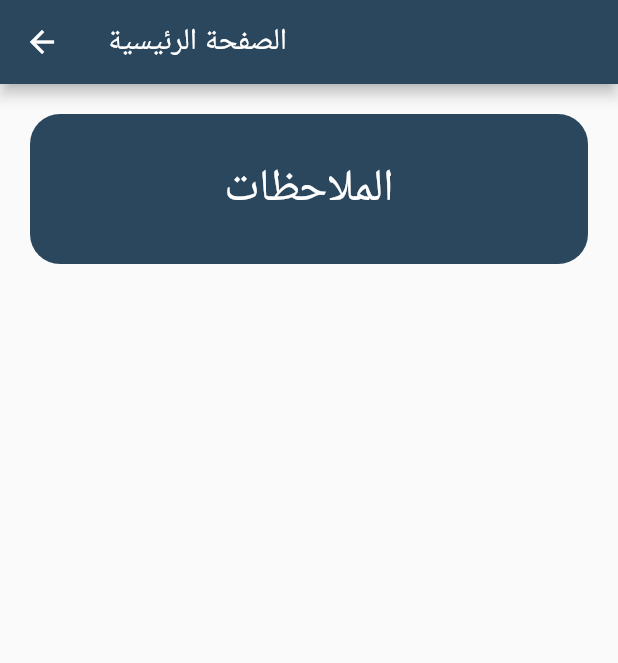
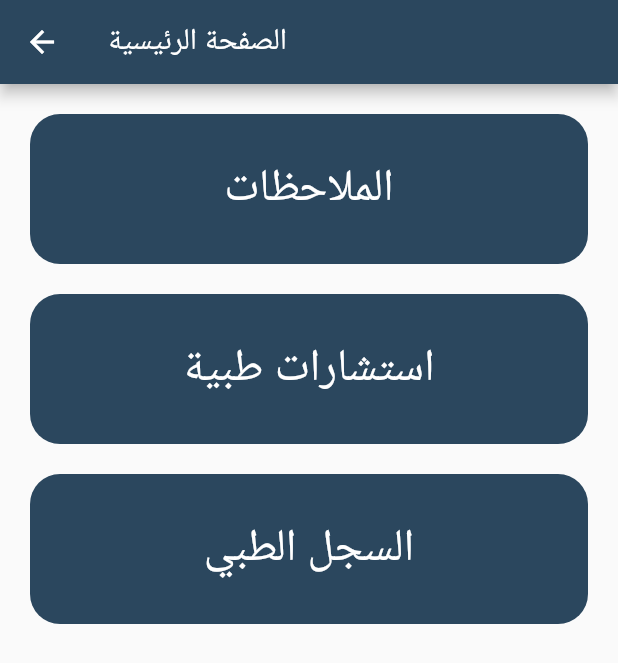
Before and after one commit to ehdaa12s/be_healthy, a Flutter app: the HomeScreen screen opened directly, on a phone screen of 412 x 824 dp. Shown: the top 663 px of the screen. Run offline on Flutter 3.47's test engine with Material 2 defaults, Android fonts, the phone set to English and light mode, and no system bars; our stand-ins replace cloud_firestore, curved_navigation_bar, firebase_auth, firebase_core, sqflite; accounts and stored records are empty; network calls fail.

```diff
--- a/lib/pages/home.dart
+++ b/lib/pages/home.dart
@@ -1,5 +1,7 @@
 import 'package:be_healthy/constant/constant.dart';
 import 'package:be_healthy/note_pages/note_screen.dart';
+import 'package:be_healthy/pages/check_screen.dart';
+import 'package:be_healthy/pages/medical_record.dart';
 import 'package:flutter/material.dart';
 
 class HomeScreen extends StatefulWidget {
@@ -21,7 +23,7 @@ class _HomeScreenState extends State<HomeScreen> {
           padding: const EdgeInsets.all(20.0),
           child: Column(
             children: [
-              Container(
+              SizedBox(
                   height: 100,
                   width: double.infinity,
                   child: TextButton(
@@ -33,6 +35,12 @@ class _HomeScreenState extends State<HomeScreen> {
                         ),
                       );
                     },
+                    style: TextButton.styleFrom(
+                      backgroundColor: kprimaryColor,
+                      shape: RoundedRectangleBorder(
+                        borderRadius: BorderRadius.circular(20),
+                      ),
+                    ),
                     child: const Text(
                       'الملاحظات',
                       style: TextStyle(
@@ -40,10 +48,62 @@ class _HomeScreenState extends State<HomeScreen> {
                         color: Colors.white,
                       ),
                     ),
+                  )),
+              const SizedBox(
+                height: 20,
+              ),
+              SizedBox(
+                  height: 100,
+                  width: double.infinity,
+                  child: TextButton(
+                    onPressed: () {
+                      Navigator.push(
+                        context,
+                        MaterialPageRoute(
+                          builder: (context) => const CheckScreen(),
+                        ),
+                      );
+                    },
                     style: TextButton.styleFrom(
                       backgroundColor: kprimaryColor,
                       shape: RoundedRectangleBorder(
                         borderRadius: BorderRadius.circular(20),
+                      ),
+                    ),
+                    child: const Text(
+                      'استشارات طبية',
+                      style: TextStyle(
+                        fontSize: 30,
+                        color: Colors.white,
+                      ),
+                    ),
+                  )),
+              const SizedBox(
+                height: 20,
+              ),
+              SizedBox(
+                  height: 100,
+                  width: double.infinity,
+                  child: TextButton(
+                    onPressed: () {
+                      Navigator.push(
+                        context,
+                        MaterialPageRoute(
+                          builder: (context) => const MedicalRecord(),
+                        ),
+                      );
+                    },
+                    style: TextButton.styleFrom(
+                      backgroundColor: kprimaryColor,
+                      shape: RoundedRectangleBorder(
+                        borderRadius: BorderRadius.circular(20),
+                      ),
+                    ),
+                    child: const Text(
+                      'السجل الطبي',
+                      style: TextStyle(
+                        fontSize: 30,
+                        color: Colors.white,
                       ),
                     ),
                   )),
--- a/lib/pages/signup.dart
+++ b/lib/pages/signup.dart
@@ -46,7 +46,6 @@ class _SignUpState extends State<SignUp> {
                     style: TextStyle(
                       fontSize: 32,
                       color: Colors.white,
-                      fontFamily: 'pacifio',
                     ),
                   ),
                   const SizedBox(
@@ -54,7 +53,7 @@ class _SignUpState extends State<SignUp> {
                   ),
                   const Text(
                     "Sign Up ",
-                    textAlign: TextAlign.start,
+                    textAlign: TextAlign.center,
                     style: TextStyle(
                       fontSize: 32,
                       color: Colors.white,
```
Also changed, not shown: lib/new component/custom_list_title.dart (added, +51 -0 lines), lib/pages/advices _screen.dart (+28 -8 lines), lib/pages/check_screen.dart (added, +66 -0 lines), lib/pages/medical_record.dart (added, +31 -0 lines), assets/images/logo.jpeg (added), 3 other files.
